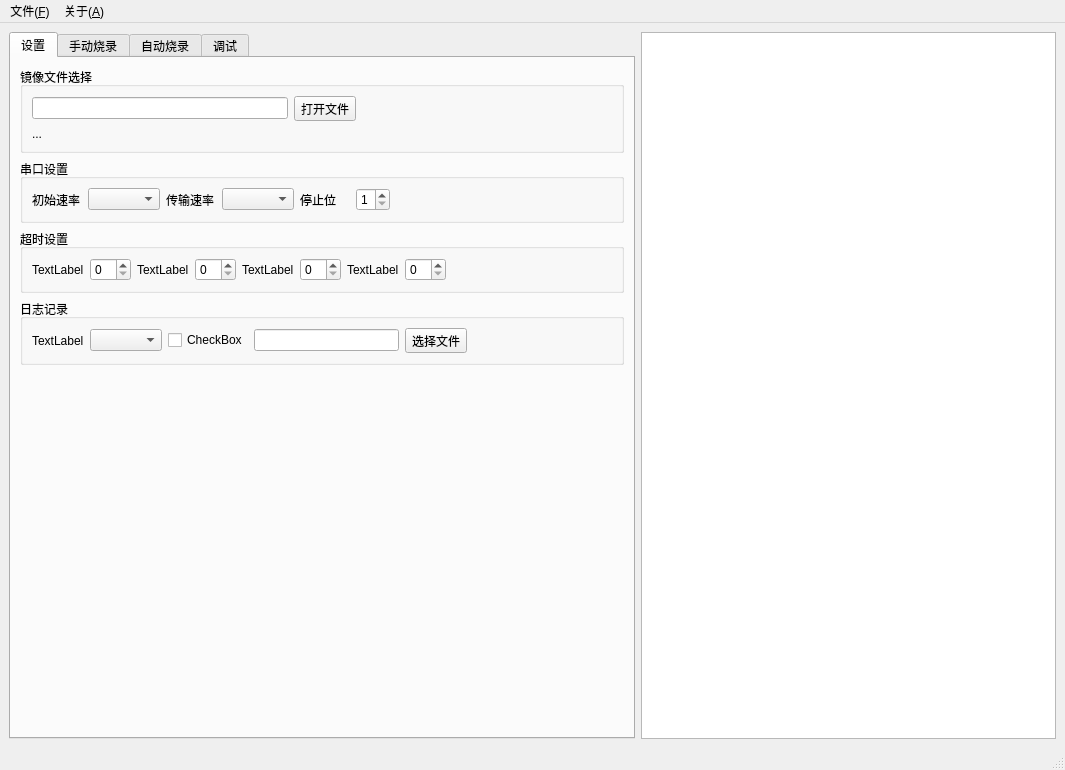
Qt form gui/src/MainWindow.ui (kendryte/BurningTool) before a commit.
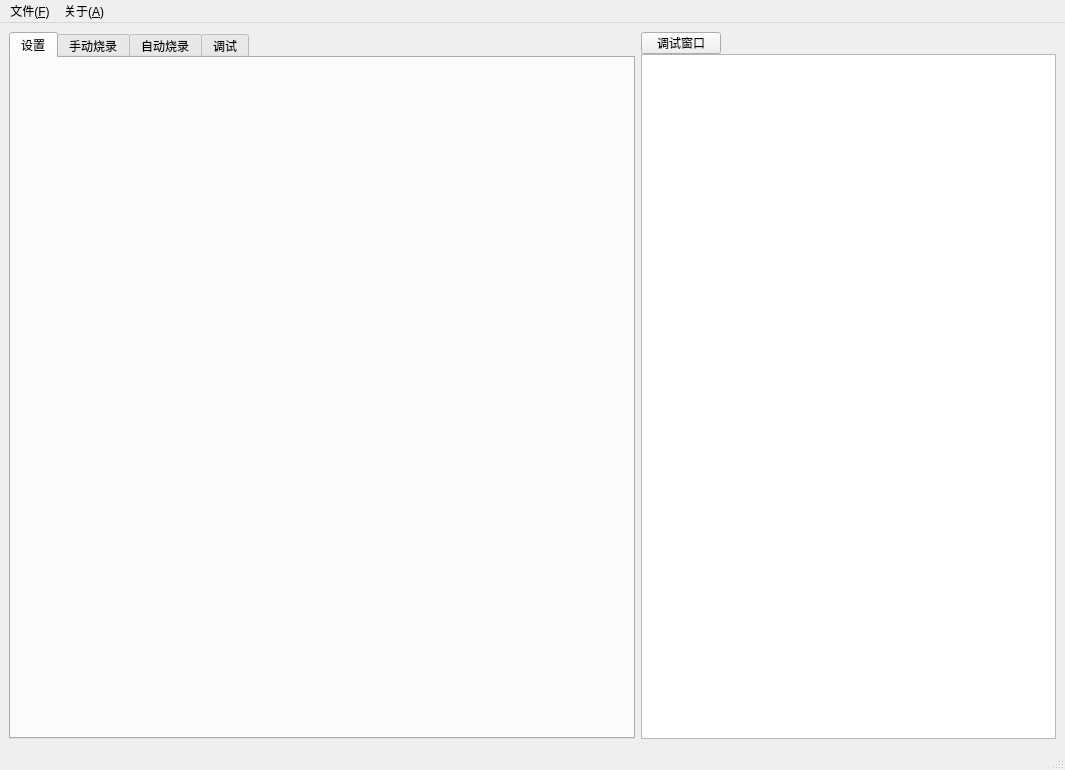
The same form after that commit. The open tabs and pages were chosen to show the change. Custom widgets are drawn as their Qt base class.

```diff
--- a/gui/src/MainWindow.ui
+++ b/gui/src/MainWindow.ui
@@ -23,12 +23,6 @@
    <layout class="QHBoxLayout" name="horizontalLayout_12">
     <item>
      <widget class="QTabWidget" name="mainTabView">
-      <property name="maximumSize">
-       <size>
-        <width>720</width>
-        <height>16777215</height>
-       </size>
-      </property>
       <property name="currentIndex">
        <number>1</number>
       </property>
@@ -36,279 +30,7 @@
        <attribute name="title">
         <string>设置</string>
        </attribute>
-       <layout class="QVBoxLayout" name="verticalLayout_4">
-        <item>
-         <widget class="QGroupBox" name="groupBox_5">
-          <property name="title">
-           <string>镜像文件选择</string>
-          </property>
-          <layout class="QVBoxLayout" name="verticalLayout_10">
-           <item>
-            <layout class="QHBoxLayout" name="horizontalLayout_2">
-             <item>
-              <widget class="QLineEdit" name="inputSysImage"/>
-             </item>
-             <item>
-              <widget class="QToolButton" name="btnSelectImage">
-               <property name="text">
-                <string>打开文件</string>
-               </property>
-              </widget>
-             </item>
-             <item>
-              <spacer name="horizontalSpacer_9">
-               <property name="orientation">
-                <enum>Qt::Horizontal</enum>
-               </property>
-               <property name="sizeHint" stdset="0">
-                <size>
-                 <width>40</width>
-                 <height>20</height>
-                </size>
-               </property>
-              </spacer>
-             </item>
-            </layout>
-           </item>
-           <item>
-            <widget class="QLabel" name="txtImageInfo">
-             <property name="text">
-              <string>...</string>
-             </property>
-             <property name="textFormat">
-              <enum>Qt::PlainText</enum>
-             </property>
-            </widget>
-           </item>
-          </layout>
-         </widget>
-        </item>
-        <item>
-         <widget class="QGroupBox" name="groupBox_3">
-          <property name="title">
-           <string>串口设置</string>
-          </property>
-          <layout class="QHBoxLayout" name="horizontalLayout">
-           <item>
-            <widget class="QLabel" name="label">
-             <property name="sizePolicy">
-              <sizepolicy hsizetype="Fixed" vsizetype="Preferred">
-               <horstretch>0</horstretch>
-               <verstretch>0</verstretch>
-              </sizepolicy>
-             </property>
-             <property name="minimumSize">
-              <size>
-               <width>50</width>
-               <height>0</height>
-              </size>
-             </property>
-             <property name="text">
-              <string>初始速率</string>
-             </property>
-            </widget>
-           </item>
-           <item>
-            <widget class="QComboBox" name="inputBaudrateInit"/>
-           </item>
-           <item>
-            <widget class="QLabel" name="label_3">
-             <property name="sizePolicy">
-              <sizepolicy hsizetype="Fixed" vsizetype="Preferred">
-               <horstretch>0</horstretch>
-               <verstretch>0</verstretch>
-              </sizepolicy>
-             </property>
-             <property name="minimumSize">
-              <size>
-               <width>50</width>
-               <height>0</height>
-              </size>
-             </property>
-             <property name="text">
-              <string>传输速率</string>
-             </property>
-            </widget>
-           </item>
-           <item>
-            <widget class="QComboBox" name="inputBaudrateHigh"/>
-           </item>
-           <item>
-            <widget class="QLabel" name="label_4">
-             <property name="sizePolicy">
-              <sizepolicy hsizetype="Fixed" vsizetype="Preferred">
-               <horstretch>0</horstretch>
-               <verstretch>0</verstretch>
-              </sizepolicy>
-             </property>
-             <property name="minimumSize">
-              <size>
-               <width>50</width>
-               <height>0</height>
-              </size>
-             </property>
-             <property name="text">
-              <string>停止位</string>
-             </property>
-            </widget>
-           </item>
-           <item>
-            <widget class="QSpinBox" name="inputStopBits">
-             <property name="sizePolicy">
-              <sizepolicy hsizetype="Fixed" vsizetype="Fixed">
-               <horstretch>0</horstretch>
-               <verstretch>0</verstretch>
-              </sizepolicy>
-             </property>
-             <property name="minimum">
-              <number>1</number>
-             </property>
-             <property name="maximum">
-              <number>3</number>
-             </property>
-            </widget>
-           </item>
-           <item>
-            <spacer name="horizontalSpacer_6">
-             <property name="orientation">
-              <enum>Qt::Horizontal</enum>
-             </property>
-             <property name="sizeHint" stdset="0">
-              <size>
-               <width>40</width>
-               <height>20</height>
-              </size>
-             </property>
-            </spacer>
-           </item>
-          </layout>
-         </widget>
-        </item>
-        <item>
-         <widget class="QGroupBox" name="groupBox_4">
-          <property name="title">
-           <string>超时设置</string>
-          </property>
-          <layout class="QGridLayout" name="gridLayout">
-           <item row="0" column="7">
-            <widget class="QSpinBox" name="spinBox_5"/>
-           </item>
-           <item row="0" column="4">
-            <widget class="QLabel" name="label_5">
-             <property name="text">
-              <string>TextLabel</string>
-             </property>
-            </widget>
-           </item>
-           <item row="0" column="1">
-            <widget class="QSpinBox" name="spinBox_2"/>
-           </item>
-           <item row="0" column="3">
-            <widget class="QSpinBox" name="spinBox_3"/>
-           </item>
-           <item row="0" column="5">
-            <widget class="QSpinBox" name="spinBox_4"/>
-           </item>
-           <item row="0" column="6">
-            <widget class="QLabel" name="label_8">
-             <property name="text">
-              <string>TextLabel</string>
-             </property>
-            </widget>
-           </item>
-           <item row="0" column="0">
-            <widget class="QLabel" name="label_6">
-             <property name="text">
-              <string>TextLabel</string>
-             </property>
-            </widget>
-           </item>
-           <item row="0" column="2">
-            <widget class="QLabel" name="label_7">
-             <property name="text">
-              <string>TextLabel</string>
-             </property>
-            </widget>
-           </item>
-           <item row="0" column="8">
-            <spacer name="horizontalSpacer_7">
-             <property name="orientation">
-              <enum>Qt::Horizontal</enum>
-             </property>
-             <property name="sizeHint" stdset="0">
-              <size>
-               <width>40</width>
-               <height>20</height>
-              </size>
-             </property>
-            </spacer>
-           </item>
-          </layout>
-         </widget>
-        </item>
-        <item>
-         <widget class="QGroupBox" name="l_logs">
-          <property name="title">
-           <string>日志记录</string>
-          </property>
-          <layout class="QGridLayout" name="_2">
-           <item row="0" column="3">
-            <widget class="QLineEdit" name="inputLogFilePath"/>
-           </item>
-           <item row="0" column="1">
-            <widget class="QComboBox" name="inputLogLevel"/>
-           </item>
-           <item row="0" column="4">
-            <widget class="QToolButton" name="btnOpenLog">
-             <property name="text">
-              <string>选择文件</string>
-             </property>
-            </widget>
-           </item>
-           <item row="0" column="0">
-            <widget class="QLabel" name="label_9">
-             <property name="text">
-              <string>TextLabel</string>
-             </property>
-            </widget>
-           </item>
-           <item row="0" column="2">
-            <widget class="QCheckBox" name="inputLogFileEnable">
-             <property name="text">
-              <string>CheckBox</string>
-             </property>
-            </widget>
-           </item>
-           <item row="0" column="5">
-            <spacer name="horizontalSpacer_8">
-             <property name="orientation">
-              <enum>Qt::Horizontal</enum>
-             </property>
-             <property name="sizeHint" stdset="0">
-              <size>
-               <width>40</width>
-               <height>20</height>
-              </size>
-             </property>
-            </spacer>
-           </item>
-          </layout>
-         </widget>
-        </item>
-        <item>
-         <spacer name="verticalSpacer">
-          <property name="orientation">
-           <enum>Qt::Vertical</enum>
-          </property>
-          <property name="sizeHint" stdset="0">
-           <size>
-            <width>20</width>
-            <height>40</height>
-           </size>
-          </property>
-         </spacer>
-        </item>
-       </layout>
+       <layout class="QVBoxLayout" name="verticalLayout_4"/>
       </widget>
       <widget class="QWidget" name="tabManualBurn">
        <attribute name="title">
@@ -987,13 +709,56 @@
      </widget>
     </item>
     <item>
-     <widget class="LoggerWindow" name="textLog">
-      <property name="undoRedoEnabled">
-       <bool>false</bool>
-      </property>
-      <property name="readOnly">
-       <bool>true</bool>
-      </property>
+     <widget class="QWidget" name="debugLogView" native="true">
+      <layout class="QVBoxLayout" name="verticalLayout_3">
+       <property name="spacing">
+        <number>0</number>
+       </property>
+       <property name="leftMargin">
+        <number>0</number>
+       </property>
+       <property name="topMargin">
+        <number>0</number>
+       </property>
+       <property name="rightMargin">
+        <number>0</number>
+       </property>
+       <property name="bottomMargin">
+        <number>0</number>
+       </property>
+       <item>
+        <widget class="QPushButton" name="btnToggleLogWindow">
+         <property name="sizePolicy">
+          <sizepolicy hsizetype="Fixed" vsizetype="Fixed">
+           <horstretch>0</horstretch>
+           <verstretch>0</verstretch>
+          </sizepolicy>
+         </property>
+         <property name="maximumSize">
+          <size>
+           <width>80</width>
+           <height>22</height>
+          </size>
+         </property>
+         <property name="text">
+          <string>调试窗口</string>
+         </property>
+         <property name="checkable">
+          <bool>true</bool>
+         </property>
+        </widget>
+       </item>
+       <item>
+        <widget class="LoggerWindow" name="textLog">
+         <property name="undoRedoEnabled">
+          <bool>false</bool>
+         </property>
+         <property name="readOnly">
+          <bool>true</bool>
+         </property>
+        </widget>
+       </item>
+      </layout>
      </widget>
     </item>
    </layout>
@@ -1046,6 +811,12 @@
    <extends>QTextEdit</extends>
    <header>widgets/LoggerWindow.h</header>
   </customwidget>
+  <customwidget>
+   <class>SettingsWindow</class>
+   <extends>QWidget</extends>
+   <header>widgets/SettingsWindow.h</header>
+   <container>1</container>
+  </customwidget>
  </customwidgets>
  <resources/>
  <connections/>
```
Left out of the diff: 14 changed lines with no effect on the pictures.
